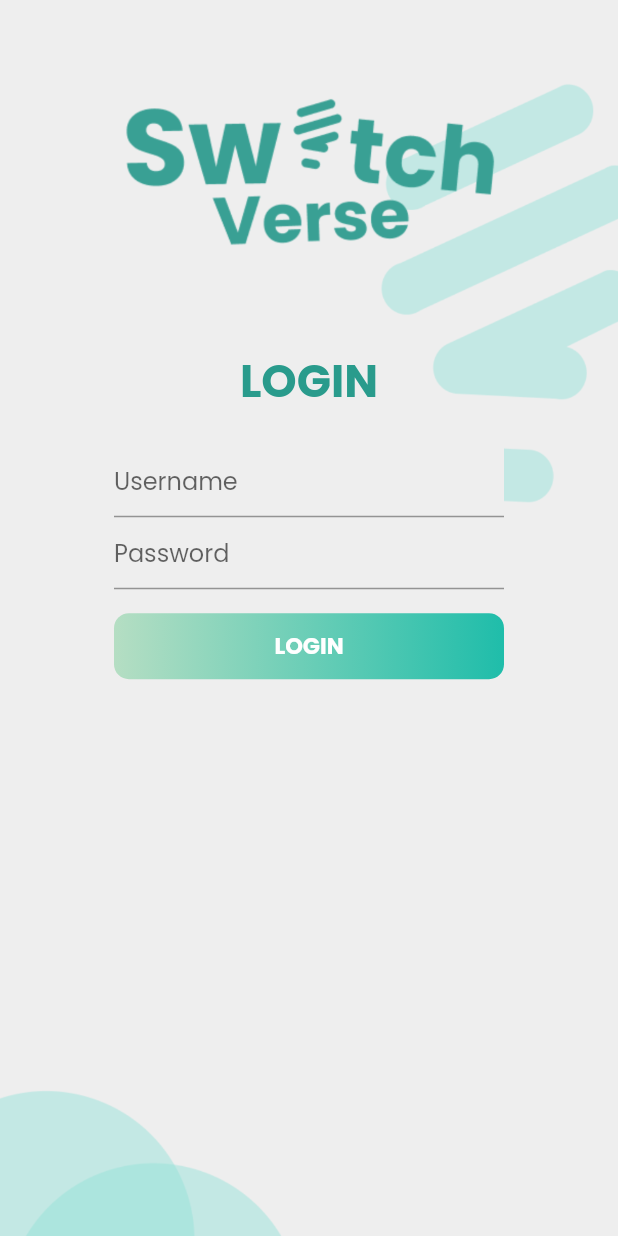
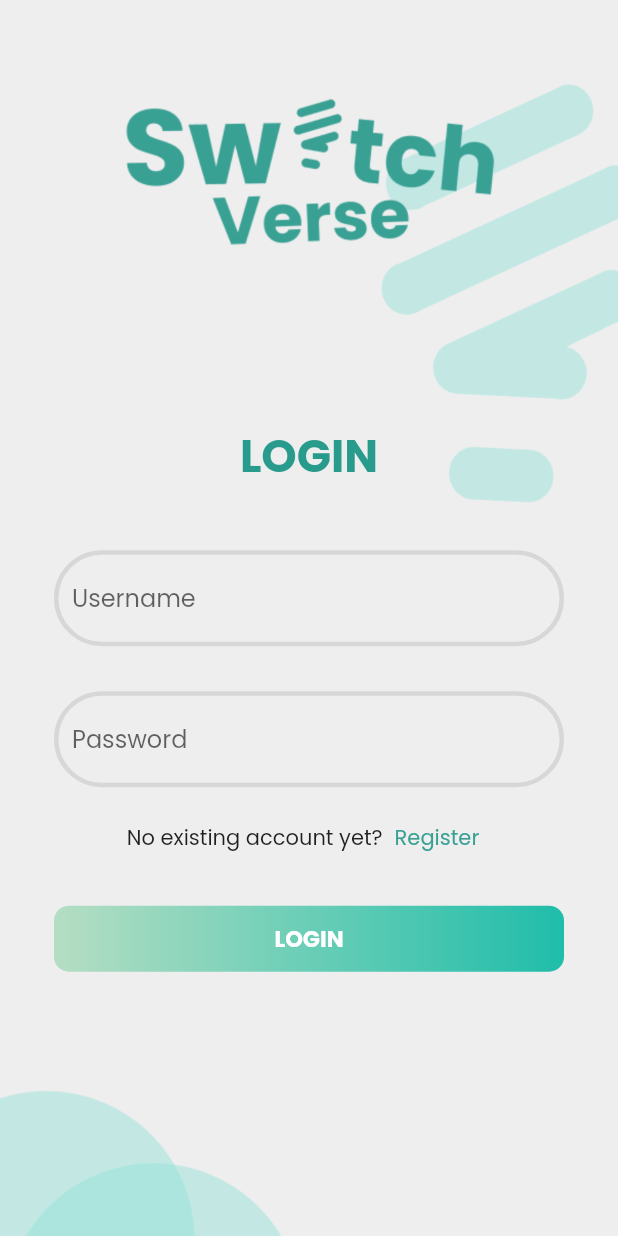
Before and after one commit to anneliszt/switch, a Flutter app: the screen it shows after launch, on a phone screen of 412 x 824 dp. Run offline on Flutter 3.47's test engine with Material 2 defaults, Android fonts, the phone set to English and light mode, and no system bars.

Commit message:
Final login

```diff
--- a/app/lib/main.dart
+++ b/app/lib/main.dart
@@ -1,27 +1,28 @@
-import 'dart:html';
-
+import 'package:app/main.dart';
 import 'package:flutter/material.dart';
 
 void main() {
   runApp(const MyApp());
 }
 
-Color mainColor = Color.fromARGB(255, 41, 155, 140);
-Color bgColor = Color.fromARGB(255, 238, 238, 238);
+Color mainColor = const Color.fromARGB(255, 41, 155, 140);
+Color bgColor = const Color.fromARGB(255, 238, 238, 238);
 
 class MyApp extends StatelessWidget {
   const MyApp({super.key});
 
+  // This widget is the root of your application.
   @override
   Widget build(BuildContext context) {
-    return MaterialApp(
-      home: HomePage(),
+    return const MaterialApp(
+      debugShowCheckedModeBanner: false,
+        home:HomePage(),
         );
   }
 }
 
 class HomePage extends StatefulWidget {
-  const HomePage({super.key});
+  const HomePage ({super.key});
 
   @override
   _HomePageState createState() => _HomePageState();
@@ -31,7 +32,7 @@ class _HomePageState extends State<HomePage> {
   @override
   Widget build(BuildContext context) {
     return Container(
-      decoration: BoxDecoration(
+      decoration: const BoxDecoration(
         image: DecorationImage(
           image: AssetImage('assets/images/bg.png'),
           fit: BoxFit.cover,
@@ -39,7 +40,9 @@ class _HomePageState extends State<HomePage> {
       ),
       child: Column(
         children: <Widget>[
-          Image(image: AssetImage('assets/images/logo.png')),
+          const Image(image: AssetImage('assets/images/logo.png')),
+          const SizedBox(
+                height: 50,),
           Text(
             'LOGIN',
             style: TextStyle(
@@ -50,7 +53,7 @@ class _HomePageState extends State<HomePage> {
               decoration: TextDecoration.none,
             ),
           ),
-          FormExample(),
+          const FormExample(),
         ],
       ),
     );
@@ -75,8 +78,8 @@ class _LoginPageState extends State<LoginPage> {
   }
 }
 
-class FormExample extends StatefulWidget {
-  const FormExample({super.key});
+class FormExample extends StatefulWidget{
+  const FormExample ({super.key});
 
   @override
   State<FormExample> createState() => _FormExampleState();
@@ -88,18 +91,31 @@ class _FormExampleState extends State<FormExample> {
   @override
   Widget build(BuildContext context) {
     return Container(
-      width: 300,
-      padding: EdgeInsets.all(20),
+   width: 380,
+      padding: const EdgeInsets.all(20),
       child: Material(
         color: bgColor,
         key: _formKey,
           child: Column(
-          crossAxisAlignment: CrossAxisAlignment.start,
+            crossAxisAlignment: CrossAxisAlignment.center,
+            mainAxisAlignment: MainAxisAlignment.center,
             children: <Widget>[
+              const SizedBox(
+                height: 20,),
               TextFormField(
-              decoration: const InputDecoration(
+                decoration: InputDecoration(
+                    enabledBorder: OutlineInputBorder(
+                    borderSide:
+                      const BorderSide(width: 3, color: Color.fromARGB(255,215,215,215)),
+                    borderRadius: BorderRadius.circular(50.0),
+                    ),
+                    focusedBorder: OutlineInputBorder(
+                    borderSide:
+                      const BorderSide(width: 3, color: Color.fromARGB(255,215,215,215)),
+                    borderRadius: BorderRadius.circular(50.0),
+                    ),
                     hintText: 'Username',
-                  hintStyle: TextStyle(fontFamily: 'Poppins')),
+                    hintStyle: const TextStyle(fontFamily: 'Poppins')),
                 validator: (String? value) {
                   if (value == null || value.isEmpty) {
                     return 'Please enter some text';
@@ -107,10 +123,22 @@ class _FormExampleState extends State<FormExample> {
                   return null;
                 },
               ),
+              const SizedBox(
+                height: 30,),
               TextFormField(
-              decoration: const InputDecoration(
+                decoration: InputDecoration(
+                  enabledBorder: OutlineInputBorder(
+                    borderSide:
+                      const BorderSide(width: 3, color: Color.fromARGB(255,215,215,215)),
+                    borderRadius: BorderRadius.circular(50.0)
+                    ),
+                    focusedBorder: OutlineInputBorder(
+                    borderSide:
+                      const BorderSide(width: 3, color: Color.fromARGB(255,215,215,215)),
+                    borderRadius: BorderRadius.circular(50.0),
+                    ),
                     hintText: 'Password',
-                  hintStyle: TextStyle(fontFamily: 'Poppins')),
+                    hintStyle: const TextStyle(fontFamily: 'Poppins')),
                 validator: (String? value) {
                   if (value == null || value.isEmpty) {
                     return 'Please enter some text';
@@ -118,6 +146,31 @@ class _FormExampleState extends State<FormExample> {
                   return null;
                 },
               ),
+              const SizedBox(
+                height: 10,),
+              Row(
+                mainAxisAlignment: MainAxisAlignment.center,
+                children: [
+                  const Text("No existing account yet?",
+                            style: TextStyle(
+                            fontFamily: 'Poppins',
+                            )
+                  ),
+                  TextButton(
+                    style: TextButton.styleFrom(
+                     foregroundColor: const Color.fromARGB(255, 57, 160, 148), // Text Color
+                      ),
+                    onPressed: (){
+                    },
+                    child: const Text("Register",
+                    style: TextStyle(
+                            fontFamily: 'Poppins',
+                            )),
+                  ),
+                ],
+              ),
+              const SizedBox(
+                height: 5,),
               Padding(
                 padding: const EdgeInsets.symmetric(vertical: 16.0),
                 child: Container(
@@ -126,7 +179,7 @@ class _FormExampleState extends State<FormExample> {
                   decoration: BoxDecoration(
                       borderRadius: BorderRadius.circular(
                           10.0), // Adjust the border radius as desired
-                    gradient: LinearGradient(colors: [
+                      gradient: const LinearGradient(colors: [
                         Color.fromARGB(255, 181, 222, 195),
                         Color.fromARGB(255, 31, 189, 170)
                       ])),
@@ -135,7 +188,7 @@ class _FormExampleState extends State<FormExample> {
                     style: ElevatedButton.styleFrom(
                         backgroundColor: Colors.transparent,
                         shadowColor: Colors.transparent),
-                  child: Text('LOGIN',
+                    child: const Text('LOGIN',
                         style: TextStyle(
                             fontSize: 15,
                             fontFamily: 'Poppins',
@@ -146,7 +199,7 @@ class _FormExampleState extends State<FormExample> {
               ),
             ),
           ],
-        ),
+        )
       ),
     );
   }
```
Lines whose indentation alone changed are shown as unchanged.
